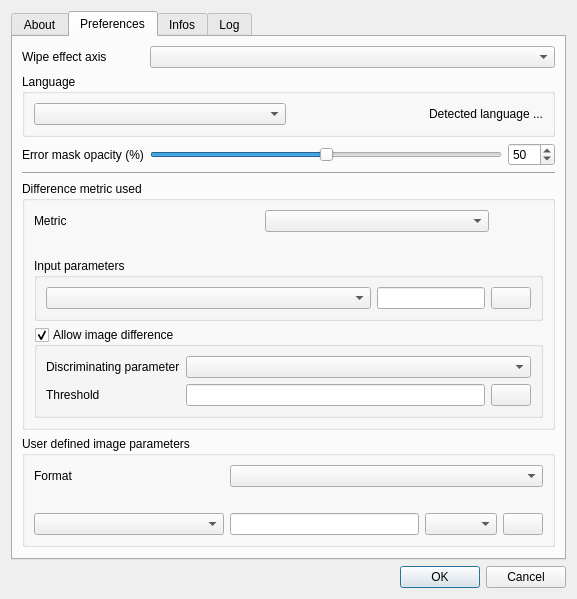
lingo/diffimg-xbee, file ui/AboutDialog.ui: the form before one commit.
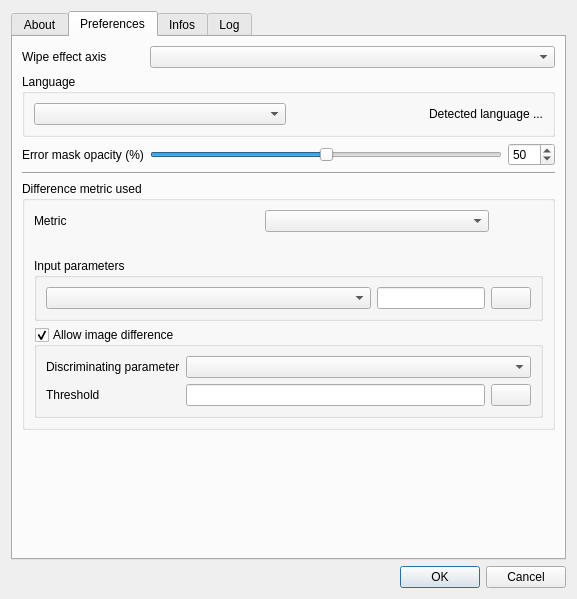
The form after the commit. Icons and pictures are not drawn.

```diff
--- a/ui/AboutDialog.ui
+++ b/ui/AboutDialog.ui
@@ -355,62 +355,6 @@
          </layout>
         </widget>
        </item>
-       <item row="10" column="0" colspan="5">
-        <widget class="QGroupBox" name="groupBox_5">
-         <property name="title">
-          <string>User defined image parameters</string>
-         </property>
-         <layout class="QGridLayout" name="gridLayout_13">
-          <item row="0" column="0">
-           <widget class="QLabel" name="label_2">
-            <property name="text">
-             <string>Format</string>
-            </property>
-           </widget>
-          </item>
-          <item row="2" column="1">
-           <widget class="QLineEdit" name="lineEditFormatParam"/>
-          </item>
-          <item row="2" column="0">
-           <widget class="QComboBox" name="comboBoxFormatParam">
-            <property name="sizePolicy">
-             <sizepolicy hsizetype="Expanding" vsizetype="Fixed">
-              <horstretch>0</horstretch>
-              <verstretch>0</verstretch>
-             </sizepolicy>
-            </property>
-           </widget>
-          </item>
-          <item row="2" column="3">
-           <widget class="QPushButton" name="pushButtonApplyUserParam">
-            <property name="toolTip">
-             <string>Apply</string>
-            </property>
-            <property name="text">
-             <string/>
-            </property>
-            <property name="icon">
-             <iconset resource="../res/diffimg.qrc">
-              <normaloff>:/diffimg/check2.png</normaloff>:/diffimg/check2.png</iconset>
-            </property>
-           </widget>
-          </item>
-          <item row="0" column="1" colspan="3">
-           <widget class="QComboBox" name="comboBoxImageFormatName"/>
-          </item>
-          <item row="1" column="0" colspan="4">
-           <widget class="QLabel" name="labelFormatDesc">
-            <property name="text">
-             <string/>
-            </property>
-           </widget>
-          </item>
-          <item row="2" column="2">
-           <widget class="QComboBox" name="comboBoxcomboBoxFormatParamValues"/>
-          </item>
-         </layout>
-        </widget>
-       </item>
        <item row="6" column="2">
         <widget class="QSlider" name="horizontalSliderOpacity">
          <property name="maximum">
```
Left out of the diff: 2 changed lines with no effect on the pictures.
